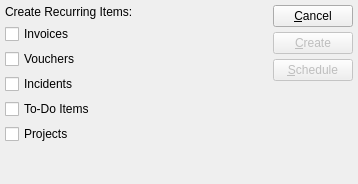
knowhow/xtuple, file guiclient/createRecurringItems.ui: the form before one commit.
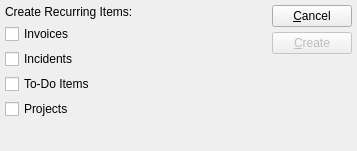
The form after the commit. Custom widgets are drawn as their Qt base class.

```diff
--- a/guiclient/createRecurringItems.ui
+++ b/guiclient/createRecurringItems.ui
@@ -13,8 +13,8 @@
    <rect>
     <x>0</x>
     <y>0</y>
-    <width>358</width>
-    <height>184</height>
+    <width>357</width>
+    <height>151</height>
    </rect>
   </property>
   <property name="sizePolicy">
@@ -37,7 +37,7 @@
      </property>
     </widget>
    </item>
-   <item row="0" column="3" rowspan="8">
+   <item row="0" column="3" rowspan="7">
     <layout class="QVBoxLayout" name="verticalLayout">
      <item>
       <widget class="QPushButton" name="_close">
@@ -59,16 +59,6 @@
        </property>
       </widget>
      </item>
-     <item>
-      <widget class="QPushButton" name="_submit">
-       <property name="enabled">
-        <bool>false</bool>
-       </property>
-       <property name="text">
-        <string>&amp;Schedule</string>
-       </property>
-      </widget>
-     </item>
      <item>
       <spacer>
        <property name="orientation">
@@ -87,14 +77,14 @@
      </item>
     </layout>
    </item>
-   <item row="3" column="0" colspan="2">
+   <item row="2" column="0" colspan="2">
     <widget class="XCheckBox" name="_incidents">
      <property name="text">
       <string>Incidents</string>
      </property>
     </widget>
    </item>
-   <item row="3" column="2" rowspan="3">
+   <item row="2" column="2" rowspan="3">
     <spacer>
      <property name="orientation">
       <enum>Qt::Horizontal</enum>
@@ -107,14 +97,14 @@
      </property>
     </spacer>
    </item>
-   <item row="4" column="0" colspan="2">
+   <item row="3" column="0" colspan="2">
     <widget class="XCheckBox" name="_todoItems">
      <property name="text">
       <string>To-Do Items</string>
      </property>
     </widget>
    </item>
-   <item row="5" column="0" colspan="2">
+   <item row="4" column="0" colspan="2">
     <widget class="XCheckBox" name="_projects">
      <property name="text">
       <string>Projects</string>
@@ -128,7 +118,7 @@
      </property>
     </widget>
    </item>
-   <item row="7" column="0">
+   <item row="6" column="0">
     <spacer name="verticalSpacer">
      <property name="orientation">
       <enum>Qt::Vertical</enum>
@@ -141,13 +131,6 @@
      </property>
     </spacer>
    </item>
-   <item row="2" column="0">
-    <widget class="XCheckBox" name="_vouchers">
-     <property name="text">
-      <string>Vouchers</string>
-     </property>
-    </widget>
-   </item>
   </layout>
  </widget>
  <layoutdefault spacing="5" margin="5"/>
```
Left out of the diff: 2 changed lines with no effect on the pictures.
